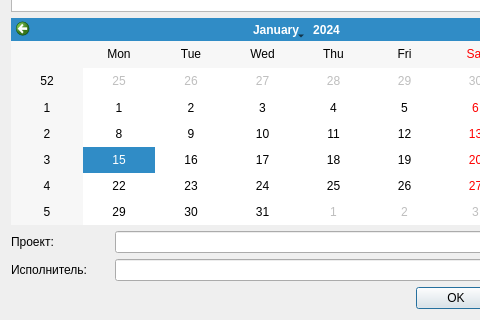
Before: the Qt Designer form app/LightTaskManager/gui/adddialog.ui in moevm/gui-1h2018-06, drawn with Qt 5; both pictures show x 0 to 480 and y 226 to 546 of the 593 by 546 pixel window.
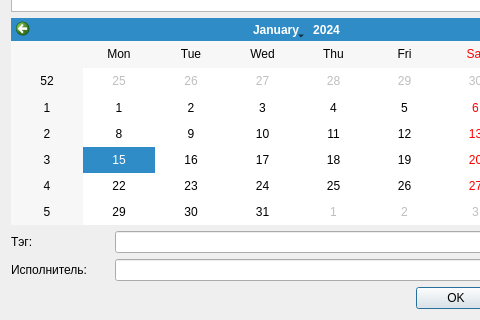
After: the same form once the commit is applied.

Commit message: Проект переименован в Тэг

What changed in the file:
```diff
--- a/app/LightTaskManager/gui/adddialog.ui
+++ b/app/LightTaskManager/gui/adddialog.ui
@@ -40,7 +40,7 @@
    <item row="3" column="1">
     <widget class="QLabel" name="projectLabel">
      <property name="text">
-      <string>Проект:</string>
+      <string>Тэг:</string>
      </property>
     </widget>
    </item>
```
Left out of the diff: 4 changed lines with no effect on the pictures. The commit also changes 1 other file.
